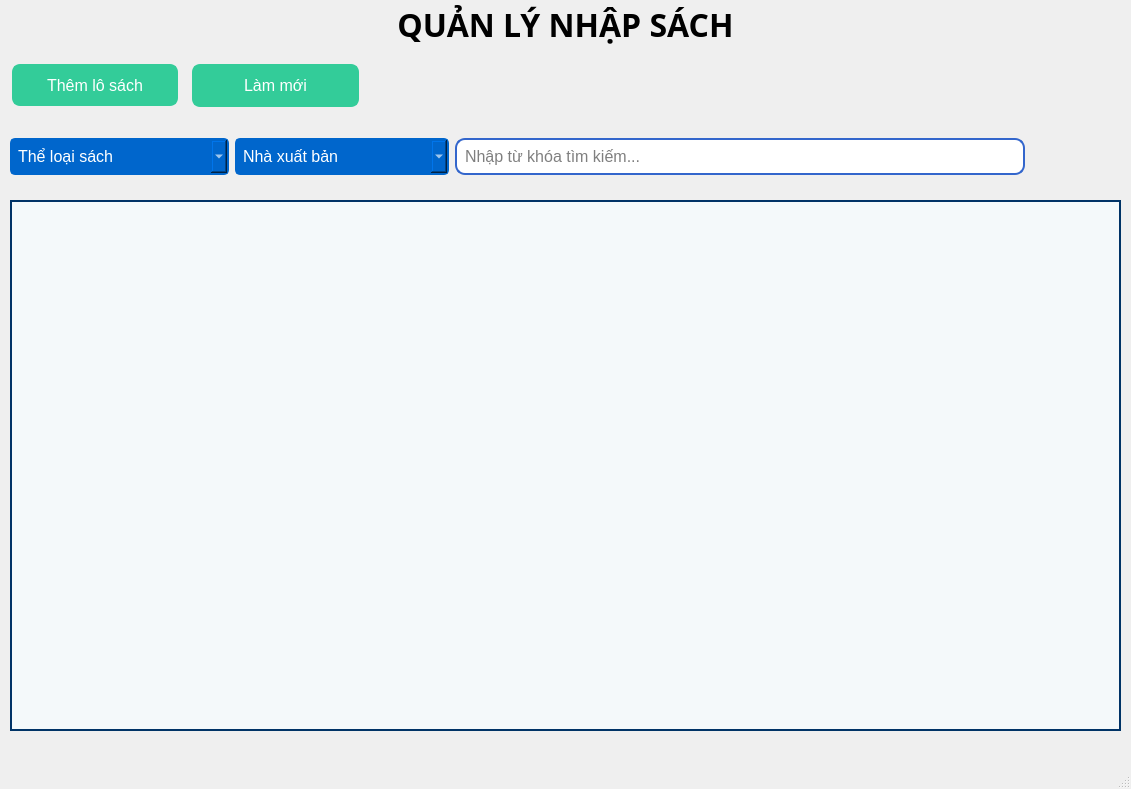
First picture: the form in BTL_Python_Nhom7/quanlynhapsach/qlnhapsach.ui, repository easyt181/PythonNam3_Nhom7_IT8, before the edit.
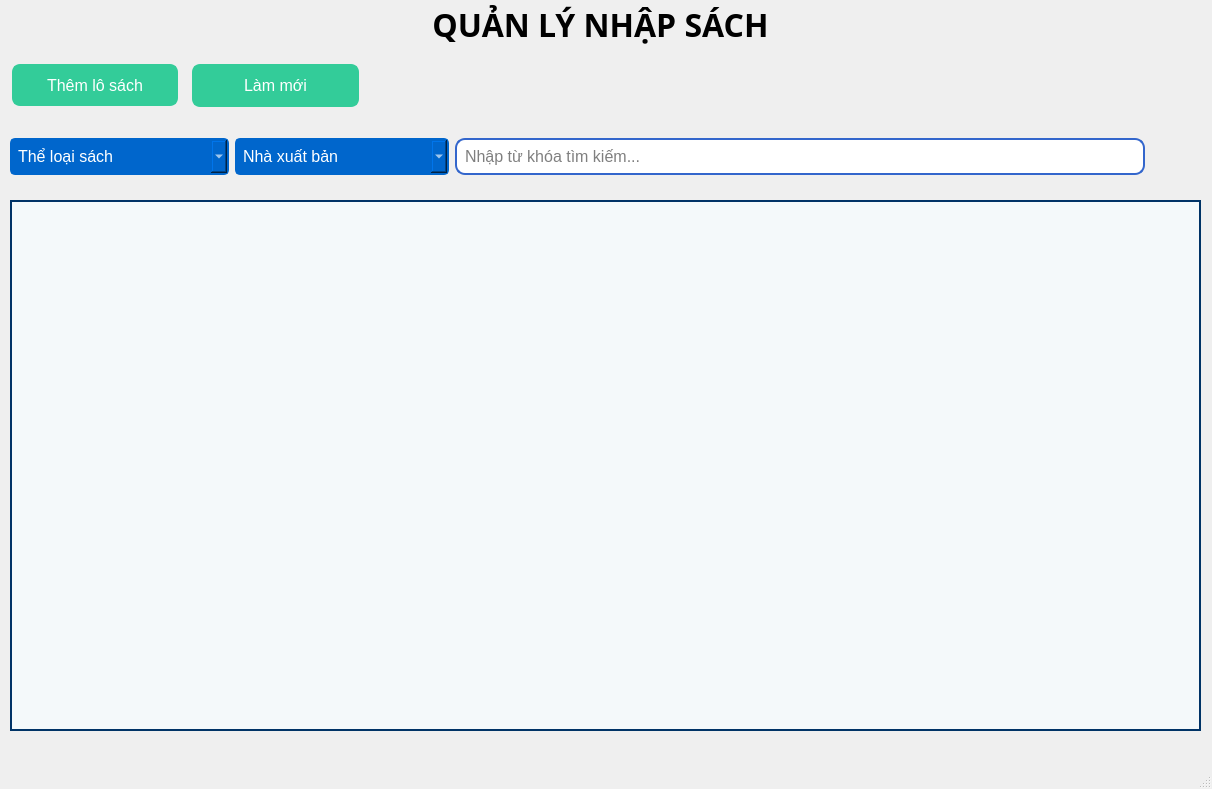
Second picture: the form after the edit. Icons and pictures are not drawn.

Diff of the .ui file:
```diff
--- a/BTL_Python_Nhom7/quanlynhapsach/qlnhapsach.ui
+++ b/BTL_Python_Nhom7/quanlynhapsach/qlnhapsach.ui
@@ -9,7 +9,7 @@
    <rect>
     <x>0</x>
     <y>0</y>
-    <width>1131</width>
+    <width>1212</width>
     <height>789</height>
    </rect>
   </property>
@@ -126,7 +126,7 @@
      <rect>
       <x>10</x>
       <y>130</y>
-      <width>1071</width>
+      <width>1191</width>
       <height>53</height>
      </rect>
     </property>
@@ -343,7 +343,7 @@
      <rect>
       <x>0</x>
       <y>0</y>
-      <width>1131</width>
+      <width>1201</width>
       <height>49</height>
      </rect>
     </property>
@@ -412,7 +412,7 @@
      <rect>
       <x>10</x>
       <y>200</y>
-      <width>1111</width>
+      <width>1191</width>
       <height>531</height>
      </rect>
     </property>
```
Left out of the diff: 2 changed lines with no effect on the pictures.
